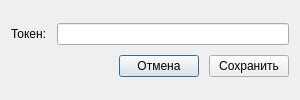
ConstructorI/Tg_bot_setting, file Token_input.ui: the form before one commit.
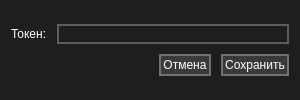
The form after the commit. Icons and pictures are not drawn.

The edit to the form file:
```diff
--- a/Token_input.ui
+++ b/Token_input.ui
@@ -19,6 +19,91 @@
   <property name="windowTitle">
    <string>Введите токен бота</string>
   </property>
+  <property name="windowIcon">
+   <iconset resource="res.qrc">
+    <normaloff>:/icons/icon2.ico</normaloff>:/icons/icon2.ico</iconset>
+  </property>
+  <property name="styleSheet">
+   <string notr="true">QWidget {
+    background-color: #1E1E1E; /* Основной фон */
+    color: #FFFFFF; /* Текст */
+}
+
+QPushButton {
+    background-color: #3A3A3A; /* Кнопка */
+	border: 2px solid rgba(255, 255, 255, 70); /* Граница кнопки */
+    padding: 2px;
+}
+
+QPushButton:hover {
+    background-color: #3A3A3A; /* Кнопка */
+	border: 2px solid rgba(255, 255, 255, 150); /* Граница кнопки */
+    padding: 2px;
+}
+
+QPushButton:pressed {
+    background-color: #1E1E1E; /* Фон кнопки при наведении */
+	border: 2px solid rgb(255, 255, 255); /* Граница кнопки */
+    padding: 2px;
+}
+
+QLineEdit {
+	border: 2px solid rgba(255, 255, 255, 70);
+	color: white;
+}
+
+QLineEdit:hover {
+	border: 2px solid rgba(255, 255, 255, 150);
+}
+
+QLineEdit:focus {
+	border: 2px solid rgb(255, 255, 255);
+}
+
+QPlainTextEdit {
+	border: 2px solid rgba(255, 255, 255, 70);
+	color: white;
+}
+
+QPlainTextEdit:hover {
+	border: 2px solid rgba(255, 255, 255, 150);
+}
+
+QPlainTextEdit:focus {
+	border: 2px solid rgb(255, 255, 255);
+}
+
+QTableView {
+	font-size: 12px;
+	border: none;
+	gridline-color: rgba(255, 255, 255, 70);
+	selection-color: rgb(253, 252, 76);
+	selection-background-color: rgb(255, 145, 132);
+}
+
+QTableWiew:section {
+	border: none;
+	padding-bottom: 5px;
+	padding-top: 5px;
+}
+
+QTableWiew:item {
+	border-style: none;
+}
+
+QTimeEdit {
+	border: 2px solid rgba(255, 255, 255, 70);
+	color: white;
+}
+
+QTimeEdit:hover {
+	border: 2px solid rgba(255, 255, 255, 150);
+}
+
+QTimeEdit:focus {
+	border: 2px solid rgb(255, 255, 255);
+}</string>
+  </property>
   <layout class="QGridLayout" name="gridLayout">
    <item row="0" column="0">
     <layout class="QVBoxLayout" name="verticalLayout">
```
Left out of the diff: 4 changed lines with no effect on the pictures.
